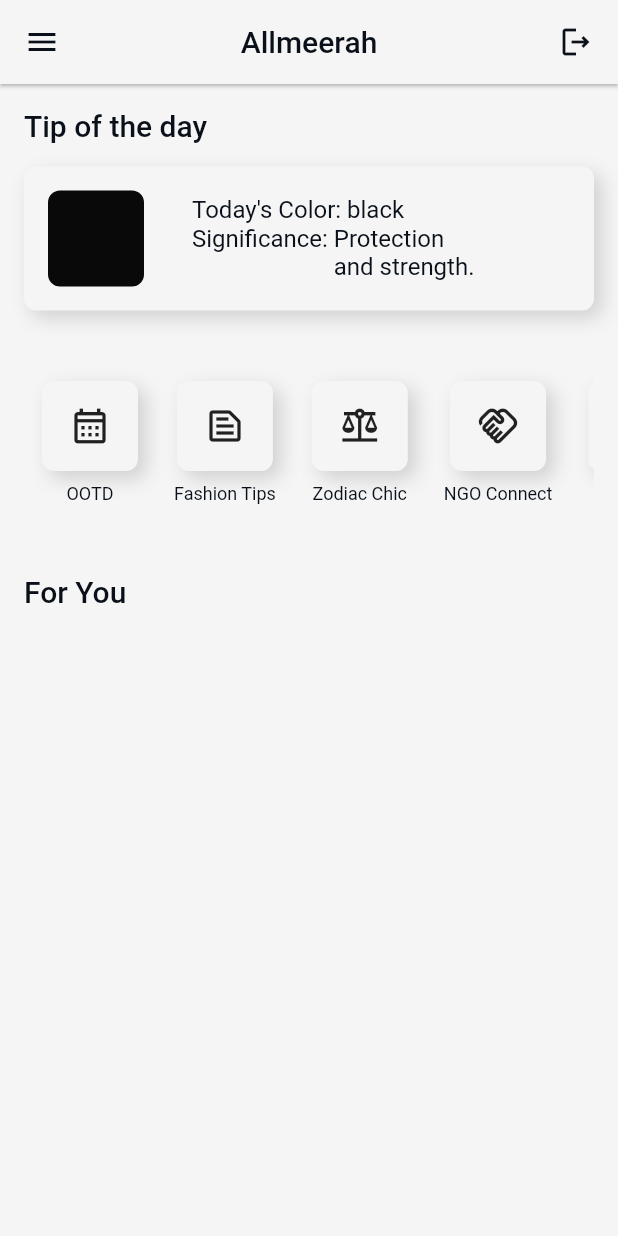
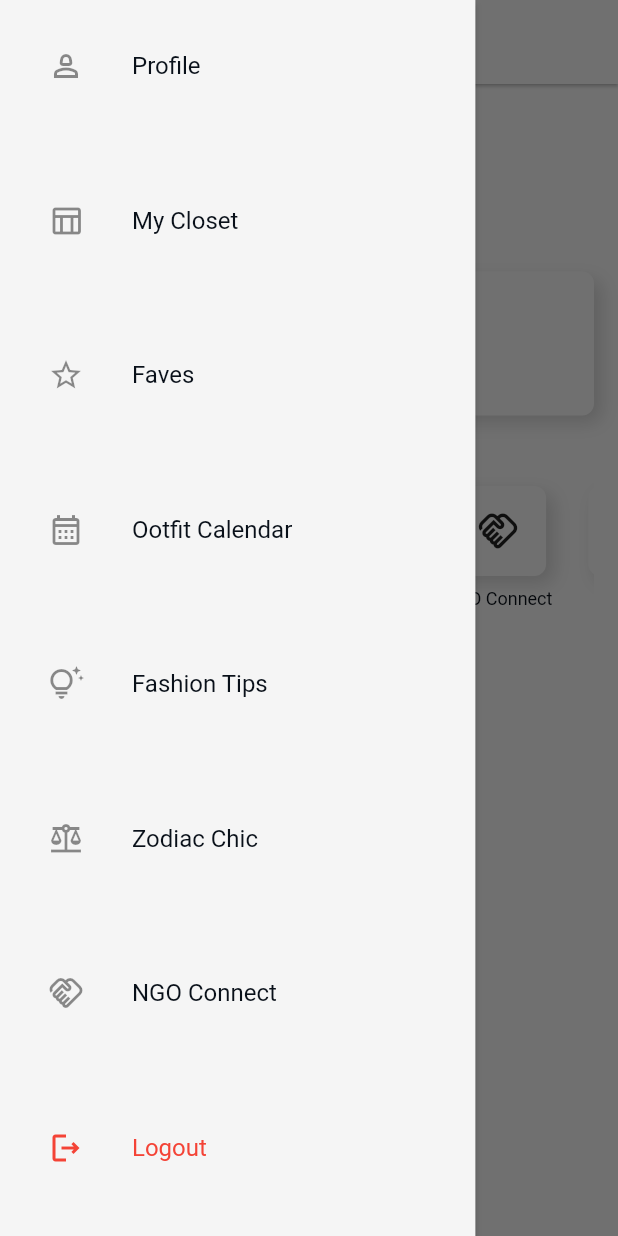
Before and after one commit to SanskritiHarmukh/Almeerah, a Flutter app: the screen it shows once a user with an empty profile is signed in, with the side drawer open (before the commit the screen has no drawer), on a phone screen of 412 x 824 dp. Run offline on Flutter 3.47's test engine with Material 2 defaults, Android fonts, the phone set to English and light mode, and no system bars; our stand-ins replace cloud_firestore, firebase_auth, firebase_core, firebase_database; missing offline and left inert: flutter_clean_calendar; accounts and stored records are empty; network calls fail.

Commit message:
menu added, zodiac page UI changed and user data fetched and displayed

```diff
--- /dev/null
+++ b/lib/Components/CustomDrawer.dart
@@ -0,0 +1,68 @@
+import 'package:firebase_auth/firebase_auth.dart';
+import 'package:flutter/material.dart';
+
+import 'customListTile.dart';
+class CustomDrawer extends StatelessWidget {
+  const CustomDrawer({super.key});
+
+  @override
+  Widget build(BuildContext context) {
+    double pageWidth = MediaQuery.of(context).size.width;
+    double pageHeight = MediaQuery.of(context).size.height;
+    return Drawer(
+      width: pageWidth/1.3,
+      elevation: 2,
+      backgroundColor: Theme.of(context).colorScheme.background,
+      child: SafeArea(
+        child: Container(
+          child: ListView(
+            itemExtent: pageHeight/8,
+            padding: EdgeInsets.symmetric(horizontal: 16,vertical: 16),
+            children: [
+              CustomListTile(
+                  icon: Icons.person_2_outlined,
+                  pageName: 'Profile',
+                  pageRouteName: '/ootd'),
+              CustomListTile(
+                  icon: Icons.table_chart_outlined,
+                  pageName: 'My Closet',
+                  pageRouteName: '/closet'),
+              CustomListTile(
+                  icon: Icons.star_border_outlined,
+                  pageName: 'Faves',
+                  pageRouteName: '/fav'),
+              CustomListTile(
+                  icon: Icons.calendar_month_outlined,
+                  pageName: 'Ootfit Calendar',
+                  pageRouteName: '/ootd'),
+              CustomListTile(
+                  icon: Icons.tips_and_updates_outlined,
+                  pageName: 'Fashion Tips',
+                  pageRouteName: '/fashion'),
+              CustomListTile(
+                  icon: Icons.balance_outlined,
+                  pageName: 'Zodiac Chic',
+                  pageRouteName: '/zodiac'),
+              CustomListTile(
+                  icon: Icons.handshake_outlined,
+                  pageName: 'NGO Connect',
+                  pageRouteName: '/ngo'),
+
+              ListTile(
+                leading: Icon(Icons.logout_outlined,color: Colors.red,),
+                title: Text('Logout',style: TextStyle(color: Colors.red,fontSize: 16,fontWeight:FontWeight.w400,),),
+                onTap: () async {
+                  FirebaseAuth.instance.signOut();
+                  Navigator.of(context).pushNamedAndRemoveUntil(
+                    '/login',
+                        (Route<dynamic> route) => false,
+                  );
+                },
+              ),
+            ],
+          ),
+        ),
+      ),
+    );
+  }
+}
--- /dev/null
+++ b/lib/Components/customListTile.dart
@@ -0,0 +1,22 @@
+import 'package:almeerah/Components/customTextstyle.dart';
+import 'package:flutter/material.dart';
+class CustomListTile extends StatelessWidget {
+  final IconData icon;
+  final String pageName;
+  final String pageRouteName;
+  const CustomListTile({super.key,
+    required this.icon,
+    required this.pageName,
+    required this.pageRouteName});
+
+  @override
+  Widget build(BuildContext context) {
+    return ListTile(
+      leading: Icon(icon),
+      title: Text(pageName,style: CustomTextStyles.paragraphTextStyle(context),),
+      onTap: (){
+        Navigator.pushNamed(context, pageRouteName);
+      },
+    );
+  }
+}
--- a/lib/Pages/HomePage.dart
+++ b/lib/Pages/HomePage.dart
@@ -1,6 +1,7 @@
 import 'dart:math';
 
 import 'package:almeerah/Components/categorycontainer.dart';
+import 'package:almeerah/Components/customListTile.dart';
 import 'package:almeerah/Components/customTextstyle.dart';
 import 'package:almeerah/Components/customcontainer.dart';
 import 'package:almeerah/Components/tipscontainer.dart';
@@ -8,8 +9,11 @@ import 'package:almeerah/Pages/CalendarPage.dart';
 import 'package:almeerah/Pages/FashionTipsPage.dart';
 import 'package:almeerah/Pages/NGOPage.dart';
 import 'package:almeerah/Pages/ZodiacOutfit.dart';
+import 'package:cloud_firestore/cloud_firestore.dart';
 import 'package:firebase_auth/firebase_auth.dart';
 import 'package:flutter/material.dart';
+
+import '../Components/CustomDrawer.dart';
 
 class HomePage extends StatefulWidget {
   const HomePage({Key? key}) : super(key: key);
@@ -19,32 +23,63 @@ class HomePage extends StatefulWidget {
 }
 
 class _HomePageState extends State<HomePage> {
+  final FirebaseAuth _auth = FirebaseAuth.instance;
+  final FirebaseFirestore _firestore = FirebaseFirestore.instance;
 
+  late User _user;
+  late String _userName;
+
+  @override
+  void initState() {
+    super.initState();
+    // Fetching the current user during initialization
+    _user = _auth.currentUser!;
+    _fetchUserData();
+  }
+  Future<void> _fetchUserData() async {
+    try {
+      DocumentSnapshot userSnapshot = await _firestore.collection('users').doc(_user.uid).get();
+      Map<String, dynamic> userData = userSnapshot.data() as Map<String, dynamic>;
+      setState(() {
+        String name = userData['firstname'];
+        _userName = capitalizeFirstLetter(name);
+      });
+    } catch (e) {
+      print('Error fetching user data: $e');
+    }
+  }
+  String capitalizeFirstLetter(String input) {
+    if (input.isEmpty) {
+      return input; // Handle empty string if needed
+    }
+    return input[0].toUpperCase() + input.substring(1).toLowerCase();
+  }
   @override
   Widget build(BuildContext context) {
     double pageWidth = MediaQuery.of(context).size.width;
     double pageHeight = MediaQuery.of(context).size.height;
 
     return Scaffold(
+      drawer: CustomDrawer(),
       appBar: AppBar(
         elevation: 1,
         backgroundColor: Theme.of(context).colorScheme.background,
-        title: Row(
-          mainAxisAlignment: MainAxisAlignment.spaceBetween,
-          children: [
-            Icon(Icons.menu,color: Theme.of(context).colorScheme.primary,),
-            Text("Allmeerah",style: TextStyle(color: Theme.of(context).colorScheme.primary),),
-            GestureDetector(
-                onTap: () async {
-                  FirebaseAuth.instance.signOut();
-                  Navigator.of(context).pushNamedAndRemoveUntil(
-                    '/login',
-                        (Route<dynamic> route) => false,
-                  );
-                },
-                child: Icon(Icons.logout_outlined,color: Theme.of(context).colorScheme.primary,)),
-          ],
-        ),
+        title: Text("Allmeerah",style: TextStyle(color: Theme.of(context).colorScheme.primary),),
+        // Row(
+        //   mainAxisAlignment: MainAxisAlignment.spaceAround,
+        //   children: [
+        //     // Icon(Icons.menu,color: Theme.of(context).colorScheme.primary,),
+        //     GestureDetector(
+        //         onTap: () async {
+        //           FirebaseAuth.instance.signOut();
+        //           Navigator.of(context).pushNamedAndRemoveUntil(
+        //             '/login',
+        //                 (Route<dynamic> route) => false,
+        //           );
+        //         },
+        //         child: Icon(Icons.logout_outlined,color: Theme.of(context).colorScheme.primary,)),
+        //   ],
+        // ),
         centerTitle: true,
       ),
       backgroundColor: Theme.of(context).colorScheme.background,
@@ -55,6 +90,10 @@ class _HomePageState extends State<HomePage> {
             // mainAxisAlignment: MainAxisAlignment.start,
             // crossAxisAlignment: CrossAxisAlignment.start,
             children: [
+              Text('Hello,',style: CustomTextStyles.paragraphTextStyle(context)),
+              SizedBox(height: 4,),
+              Text(_userName,style: CustomTextStyles.headingTextStyle(context)),
+              SizedBox(height: 24,),
               Text('Tip of the day',style: CustomTextStyles.headingTextStyle(context),),
               SizedBox(height: 16,),
               tipsContainer(),
@@ -140,7 +179,7 @@ class _HomePageState extends State<HomePage> {
                         pageName: '/ootd'),
                     CategoryContainer(
                         categoryName: 'Fashion Tips',
-                        icon: Icons.text_snippet_outlined,
+                        icon: Icons.tips_and_updates_outlined,
                         pageName: '/fashion'),
                     CategoryContainer(
                         categoryName: 'Zodiac Chic',
--- a/lib/auth/RegisterPage.dart
+++ b/lib/auth/RegisterPage.dart
@@ -52,7 +52,6 @@ class _RegistrationPageState extends State<RegistrationPage> {
        }
      } catch (e) {
        print('Error during registration: $e');
-       // Handle registration errors
      }
    }
   }
```
Also changed, not shown: lib/Pages/ZodiacOutfit.dart (+40 -14 lines), lib/auth/LoginPage.dart (+27 -2 lines), lib/auth/OnboardingPage1.dart (+8 -1 lines).
